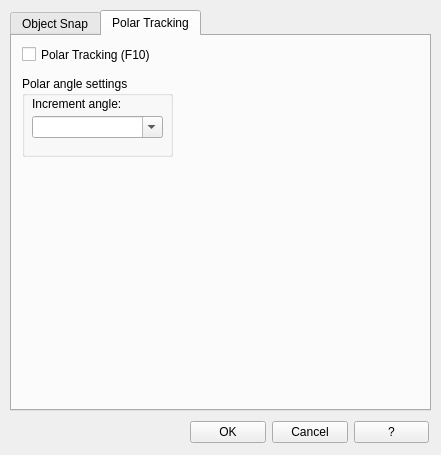
This is qad_dsettings.ui in geosim/QAD as Qt 5 draws it before an edit. The edited form follows.
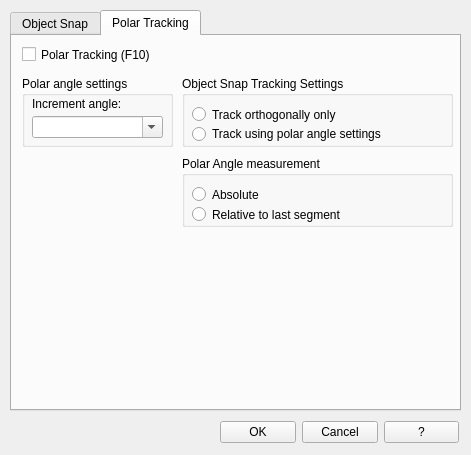
This is the edited form. The open tabs and pages were chosen to show the change. Icons and pictures are not drawn.

```diff
--- a/qad_dsettings.ui
+++ b/qad_dsettings.ui
@@ -9,10 +9,22 @@
    <rect>
     <x>0</x>
     <y>0</y>
-    <width>441</width>
+    <width>471</width>
     <height>455</height>
    </rect>
   </property>
+  <property name="minimumSize">
+   <size>
+    <width>471</width>
+    <height>455</height>
+   </size>
+  </property>
+  <property name="maximumSize">
+   <size>
+    <width>471</width>
+    <height>455</height>
+   </size>
+  </property>
   <property name="mouseTracking">
    <bool>true</bool>
   </property>
@@ -30,7 +42,7 @@
     <rect>
      <x>10</x>
      <y>10</y>
-     <width>421</width>
+     <width>451</width>
      <height>401</height>
     </rect>
    </property>
@@ -537,7 +549,7 @@
        <x>10</x>
        <y>40</y>
        <width>151</width>
-       <height>81</height>
+       <height>71</height>
       </rect>
      </property>
      <property name="title">
@@ -570,12 +582,102 @@
       </property>
      </widget>
     </widget>
+    <widget class="QGroupBox" name="groupBox_OsnapPolarOrtho">
+     <property name="geometry">
+      <rect>
+       <x>170</x>
+       <y>40</y>
+       <width>271</width>
+       <height>71</height>
+      </rect>
+     </property>
+     <property name="title">
+      <string>Object Snap Tracking Settings</string>
+     </property>
+     <widget class="QRadioButton" name="radioButton_OsnapOrtho">
+      <property name="geometry">
+       <rect>
+        <x>10</x>
+        <y>30</y>
+        <width>251</width>
+        <height>17</height>
+       </rect>
+      </property>
+      <property name="toolTip">
+       <string>Displays only orthogonal (horizontal/vertical) object snap tracking paths for acquired object snap points when object snap tracking is on (POLARMODE system variable).</string>
+      </property>
+      <property name="text">
+       <string>Track orthogonally only</string>
+      </property>
+     </widget>
+     <widget class="QRadioButton" name="radioButton_OsnapPolarAngle">
+      <property name="geometry">
+       <rect>
+        <x>10</x>
+        <y>50</y>
+        <width>251</width>
+        <height>16</height>
+       </rect>
+      </property>
+      <property name="toolTip">
+       <string>Applies polar tracking settings to object snap tracking. When you use object snap tracking, the cursor tracks along polar alignment angles from acquired object snap points (POLARMODE system variable).</string>
+      </property>
+      <property name="text">
+       <string>Track using polar angle settings</string>
+      </property>
+     </widget>
+    </widget>
+    <widget class="QGroupBox" name="groupBox_OsnapPolarMeasurement">
+     <property name="geometry">
+      <rect>
+       <x>170</x>
+       <y>120</y>
+       <width>271</width>
+       <height>71</height>
+      </rect>
+     </property>
+     <property name="title">
+      <string>Polar Angle measurement</string>
+     </property>
+     <widget class="QRadioButton" name="radioButton_OsnapPolarAbolute">
+      <property name="geometry">
+       <rect>
+        <x>10</x>
+        <y>30</y>
+        <width>251</width>
+        <height>17</height>
+       </rect>
+      </property>
+      <property name="toolTip">
+       <string>Bases polar tracking angles on the current user coordinate system.</string>
+      </property>
+      <property name="text">
+       <string>Absolute</string>
+      </property>
+     </widget>
+     <widget class="QRadioButton" name="radioButton_OsnapPolarRelative">
+      <property name="geometry">
+       <rect>
+        <x>10</x>
+        <y>50</y>
+        <width>251</width>
+        <height>17</height>
+       </rect>
+      </property>
+      <property name="toolTip">
+       <string>Bases polar tracking angles on the last segment drawn.</string>
+      </property>
+      <property name="text">
+       <string>Relative to last segment</string>
+      </property>
+     </widget>
+    </widget>
    </widget>
   </widget>
   <widget class="QWidget" name="layoutWidget">
    <property name="geometry">
     <rect>
-     <x>190</x>
+     <x>220</x>
      <y>420</y>
      <width>239</width>
      <height>25</height>
```
Left out of the diff: 34 changed lines with no effect on the pictures.
